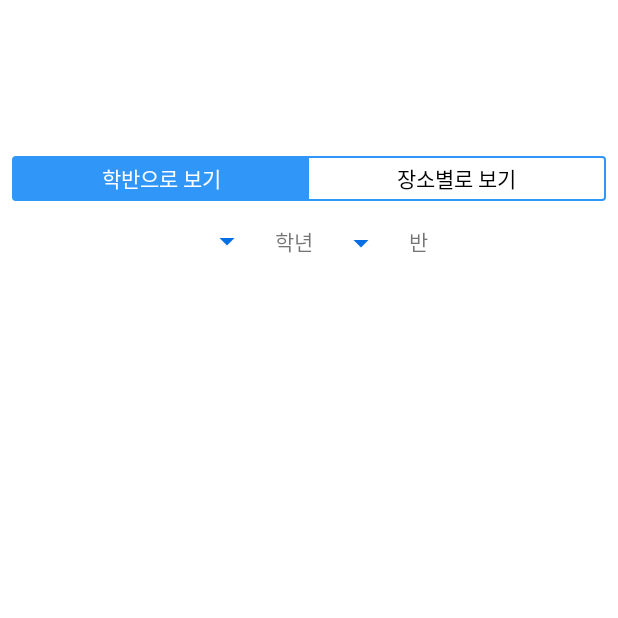
After one commit to jungsunghwa/DodamDodam_Android_JungSungHwa, an Android app: the LocationCheckActivity screen opened directly, with no data from a screen before it, on a phone screen of 412 x 824 dp, the top half of it. The commit adds this screen. Run offline under Robolectric (Android 15) with nearby library versions, the phone set to English and light mode, and no system bars; our stand-ins replace data binding; plain views replace MultiWaveHeader.

Commit message:
locationcheckActivityㅊㅜ가

```diff
--- a/app/src/main/AndroidManifest.xml
+++ b/app/src/main/AndroidManifest.xml
@@ -17,6 +17,8 @@
         android:usesCleartextTraffic="true"
         tools:ignore="AllowBackup,GoogleAppIndexingWarning"
         tools:targetApi="p">
+        <activity android:name=".activity.LocationCheckActivity">
+        </activity>
         <activity android:name=".activity.LoginActivity">
             <intent-filter>
                 <action android:name="android.intent.action.MAIN" />
--- a/app/src/main/java/kr/hs/dgsw/smartschool/dodamdodam/Constants.java
+++ b/app/src/main/java/kr/hs/dgsw/smartschool/dodamdodam/Constants.java
@@ -13,6 +13,5 @@ public final class Constants {
     public static final String DIRECTORY_DOWNLOADS = Environment.DIRECTORY_DOWNLOADS + "/DodamDodam";
 
     public static String SOCKET_HOST = "http://192.168.0.55:3000";
-    public static final String DEFAULT_HOST = "http://192.168.0.42:8000";
-
+    public static final String DEFAULT_HOST = "http://192.168.0.18:8000";
 }
--- a/app/src/main/java/kr/hs/dgsw/smartschool/dodamdodam/database/DatabaseHelper.java
+++ b/app/src/main/java/kr/hs/dgsw/smartschool/dodamdodam/database/DatabaseHelper.java
@@ -47,6 +47,7 @@ public class DatabaseHelper extends SQLiteOpenHelper {
         db.execSQL(dbManager.getCreateTableToken());
         db.execSQL(dbManager.getCreateTableTime());
         db.execSQL(dbManager.getCreateTablePlace());
+        db.execSQL(dbManager.getCreateTableClass());
     }
 
     @Override
@@ -54,6 +55,7 @@ public class DatabaseHelper extends SQLiteOpenHelper {
         db.execSQL("DROP TABLE IF EXISTS " + DatabaseManager.TABLE_TOKEN);
         db.execSQL("DROP TABLE IF EXISTS " + DatabaseManager.TABLE_TIME);
         db.execSQL("DROP TABLE IF EXISTS " + DatabaseManager.TABLE_PLACE);
+        db.execSQL("DROP TABLE IF EXISTS " + DatabaseManager.TABLE_CLASS);
         onCreate(db);
     }
 
--- /dev/null
+++ b/app/src/main/res/drawable/pink_out_line.xml
@@ -0,0 +1,9 @@
+<?xml version="1.0" encoding="utf-8"?>
+<shape xmlns:android="http://schemas.android.com/apk/res/android"
+    android:shape="rectangle">
+    <corners android:radius="2dp" />
+    <solid android:color="#fff" />
+    <stroke
+        android:width="1dp"
+        android:color="@color/colorPrimary" />
+</shape>
--- /dev/null
+++ b/app/src/main/res/drawable/toggle_selector.xml
@@ -0,0 +1,6 @@
+<?xml version="1.0" encoding="UTF-8" standalone="no"?>
+<selector xmlns:android="http://schemas.android.com/apk/res/android">
+    <item android:drawable="@color/colorPrimary" android:state_checked="true" />
+    <item android:drawable="@color/colorPrimary" android:state_pressed="true" />
+    <item android:drawable="@android:color/transparent" />
+</selector>
--- /dev/null
+++ b/app/src/main/res/layout/location_check_activity.xml
@@ -0,0 +1,121 @@
+<?xml version="1.0" encoding="utf-8"?>
+<layout xmlns:android="http://schemas.android.com/apk/res/android"
+    xmlns:app="http://schemas.android.com/apk/res-auto"
+    xmlns:tools="http://schemas.android.com/tools">
+
+    <androidx.constraintlayout.widget.ConstraintLayout
+        android:id="@+id/root_layout"
+        android:layout_width="match_parent"
+        android:layout_height="match_parent"
+        tools:context=".activity.LocationCheckActivity">
+
+        <include
+            android:id="@+id/appbar_layout"
+            layout="@layout/app_bar"
+            android:layout_width="match_parent"
+            android:layout_height="96dp"
+            app:layout_constraintEnd_toEndOf="parent"
+            app:layout_constraintStart_toStartOf="parent"
+            app:layout_constraintTop_toTopOf="parent" />
+
+        <RadioGroup
+            android:id="@+id/toggle"
+            android:layout_width="match_parent"
+            android:layout_height="30dp"
+            android:layout_marginStart="8dp"
+            android:layout_marginTop="8dp"
+            android:layout_marginEnd="8dp"
+            android:background="@drawable/pink_out_line"
+            android:checkedButton="@+id/list_type_class"
+            android:orientation="horizontal"
+            app:layout_constraintEnd_toEndOf="parent"
+            app:layout_constraintStart_toStartOf="parent"
+            app:layout_constraintTop_toBottomOf="@id/appbar_layout">
+
+            <RadioButton
+                android:id="@+id/list_type_class"
+                android:layout_width="0dp"
+                android:layout_height="match_parent"
+                android:layout_marginLeft="1dp"
+                android:layout_marginTop="1dp"
+                android:layout_marginBottom="1dp"
+                android:layout_weight="1"
+                android:background="@drawable/toggle_selector"
+                android:button="@null"
+                android:gravity="center"
+                android:text="학반으로 보기"
+                android:textColor="#fff" />
+
+            <RadioButton
+                android:id="@+id/list_type_place"
+                android:layout_width="0dp"
+                android:layout_height="match_parent"
+                android:layout_marginTop="1dp"
+                android:layout_marginRight="1dp"
+                android:layout_marginBottom="1dp"
+                android:layout_weight="1"
+                android:background="@drawable/toggle_selector"
+                android:button="@null"
+                android:gravity="center"
+                android:text="장소별로 보기"
+                android:textColor="#000" />
+        </RadioGroup>
+
+        <androidx.constraintlayout.widget.ConstraintLayout
+            android:layout_width="0dp"
+            android:layout_height="0dp"
+            android:layout_marginStart="8dp"
+            android:layout_marginTop="8dp"
+            android:layout_marginEnd="8dp"
+            android:layout_marginBottom="8dp"
+            app:layout_constraintBottom_toBottomOf="parent"
+            app:layout_constraintEnd_toEndOf="parent"
+            app:layout_constraintStart_toStartOf="parent"
+            app:layout_constraintTop_toBottomOf="@+id/toggle">
+
+            <LinearLayout
+                android:layout_width="wrap_content"
+                android:layout_height="wrap_content"
+                android:layout_marginStart="8dp"
+                android:layout_marginTop="8dp"
+                android:layout_marginEnd="8dp"
+                android:orientation="horizontal"
+                app:layout_constraintEnd_toEndOf="parent"
+                app:layout_constraintStart_toStartOf="parent"
+                app:layout_constraintTop_toTopOf="parent">
+
+                <Spinner
+                    android:id="@+id/grade_spinner"
+                    android:layout_width="wrap_content"
+                    android:layout_height="21dp"
+                    tools:layout_editor_absoluteX="62dp"
+                    tools:layout_editor_absoluteY="29dp" />
+
+                <TextView
+                    android:id="@+id/grade_tv"
+                    android:layout_width="wrap_content"
+                    android:layout_height="wrap_content"
+                    android:layout_marginStart="8dp"
+                    android:text="학년" />
+
+                <Spinner
+                    android:id="@+id/class_spinner"
+                    android:layout_width="wrap_content"
+                    android:layout_height="wrap_content"
+                    android:layout_marginStart="8dp" />
+
+                <TextView
+                    android:id="@+id/class_tv"
+                    android:layout_width="wrap_content"
+                    android:layout_height="wrap_content"
+                    android:layout_marginStart="8dp"
+                    android:text="반" />
+
+            </LinearLayout>
+
+
+
+        </androidx.constraintlayout.widget.ConstraintLayout>
+
+    </androidx.constraintlayout.widget.ConstraintLayout>
+</layout>
--- a/app/src/main/res/values/colors.xml
+++ b/app/src/main/res/values/colors.xml
@@ -6,4 +6,5 @@
     <color name="colorControlNormal">#076fe4</color>
     <color name="windowBackgroundColor">#ffffff</color>
     <color name="textColor">#4a4a4a</color>
+    <color name="white">#fff</color>
 </resources>
--- a/app/src/main/res/values/dimens.xml
+++ b/app/src/main/res/values/dimens.xml
@@ -7,4 +7,5 @@
     <dimen name="nav_header_vertical_spacing">8dp</dimen>
     <dimen name="nav_header_height">176dp</dimen>
     <dimen name="fab_margin">16dp</dimen>
+    <dimen name="margin_medium">20</dimen>
 </resources>
```
Also changed, not shown: app/src/main/java/kr/hs/dgsw/smartschool/dodamdodam/activity/LocationCheckActivity.java (added, +50 -0 lines), app/src/main/java/kr/hs/dgsw/smartschool/dodamdodam/database/DatabaseManager.java (+9 -0 lines), app/src/main/java/kr/hs/dgsw/smartschool/dodamdodam/network/client/ClassClient.java (added, +42 -0 lines), app/src/main/java/kr/hs/dgsw/smartschool/dodamdodam/viewmodel/StudentViewModel.java (added, +81 -0 lines).
